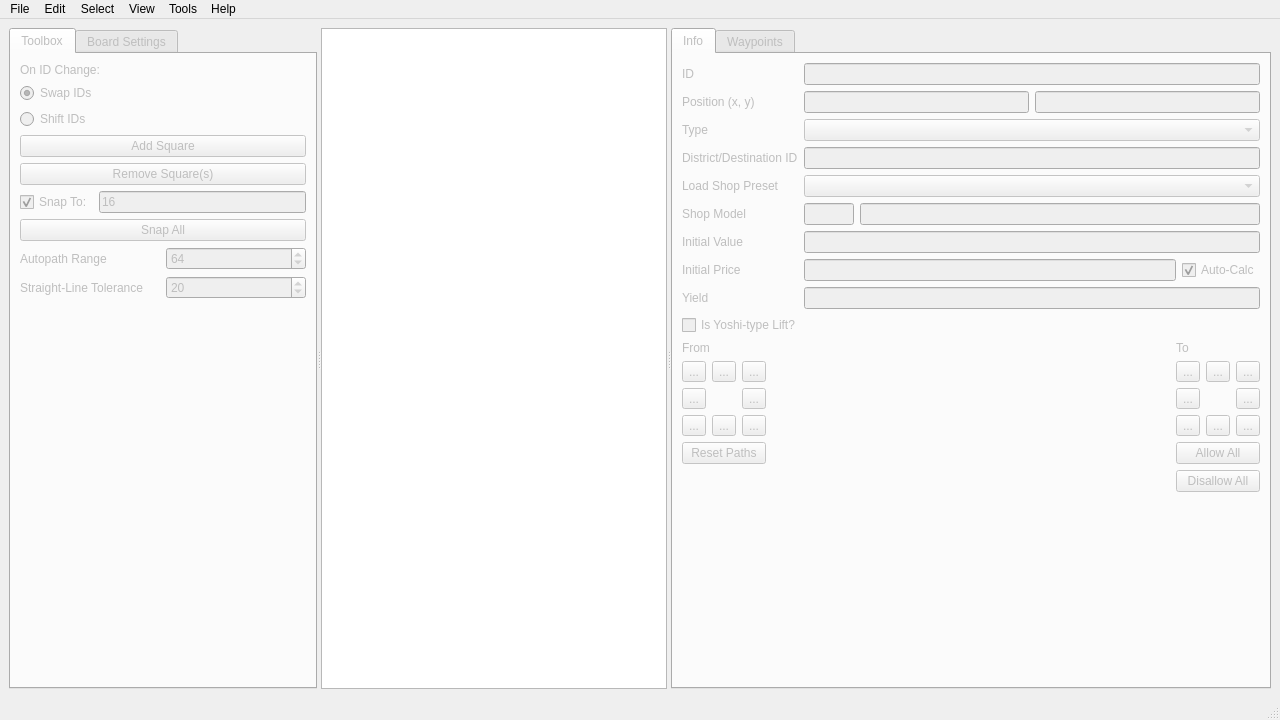
Old version of the form mainwindow.ui in the repository FortuneStreetModding/fortune-avenue-qt.
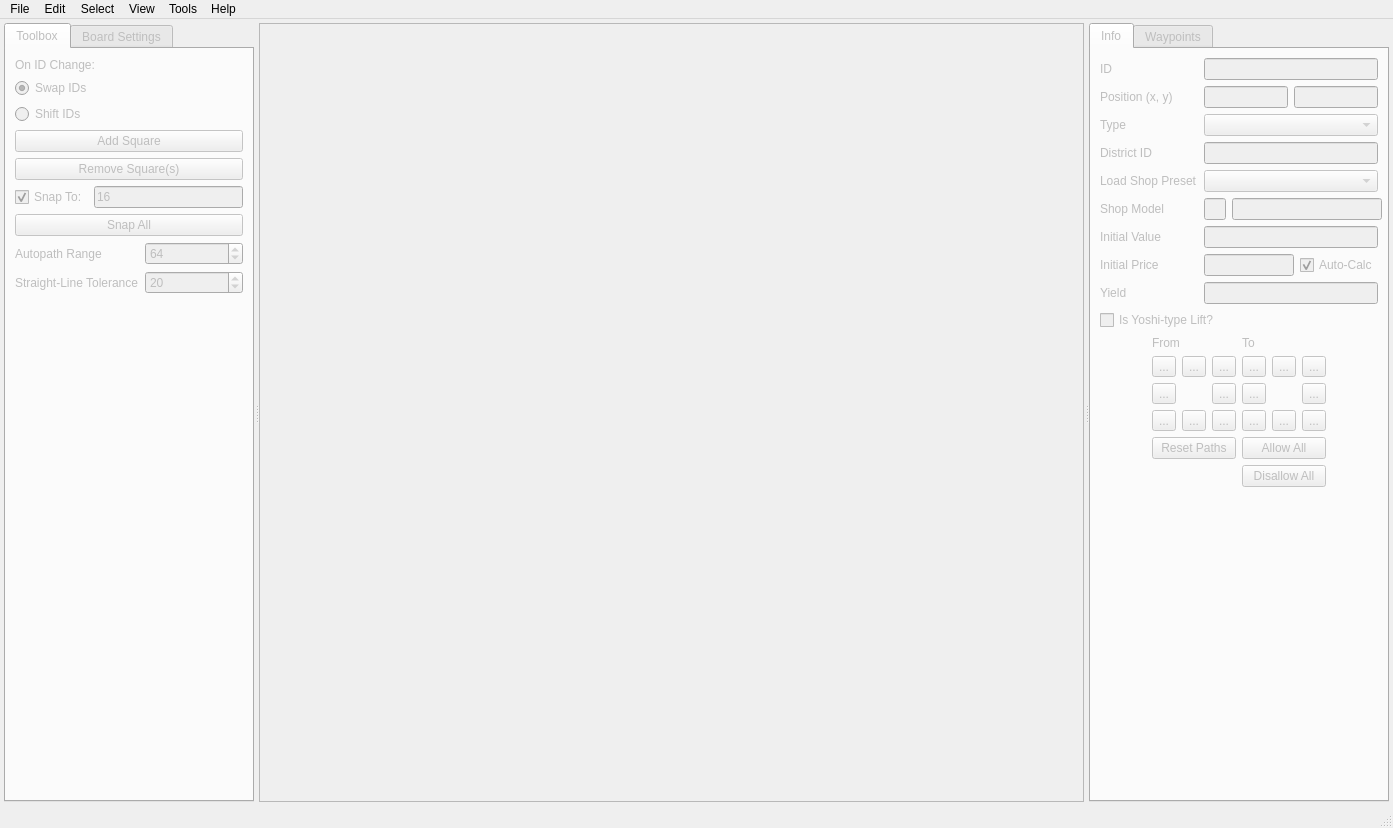
New version of the form. Icons and pictures are not drawn.

```diff
--- a/mainwindow.ui
+++ b/mainwindow.ui
@@ -6,39 +6,69 @@
    <rect>
     <x>0</x>
     <y>0</y>
-    <width>1280</width>
-    <height>720</height>
+    <width>1393</width>
+    <height>828</height>
    </rect>
   </property>
+  <property name="sizePolicy">
+   <sizepolicy hsizetype="Preferred" vsizetype="MinimumExpanding">
+    <horstretch>0</horstretch>
+    <verstretch>0</verstretch>
+   </sizepolicy>
+  </property>
   <property name="windowTitle">
    <string>Fortune Avenue[*]</string>
   </property>
   <widget class="QWidget" name="centralwidget">
+   <property name="minimumSize">
+    <size>
+     <width>0</width>
+     <height>0</height>
+    </size>
+   </property>
    <layout class="QHBoxLayout" name="horizontalLayout">
+    <property name="leftMargin">
+     <number>4</number>
+    </property>
+    <property name="topMargin">
+     <number>4</number>
+    </property>
+    <property name="rightMargin">
+     <number>4</number>
+    </property>
+    <property name="bottomMargin">
+     <number>4</number>
+    </property>
     <item>
      <widget class="QSplitter" name="splitter">
+      <property name="autoFillBackground">
+       <bool>false</bool>
+      </property>
       <property name="orientation">
        <enum>Qt::Horizontal</enum>
       </property>
+      <property name="handleWidth">
+       <number>5</number>
+      </property>
       <widget class="QTabWidget" name="boardEdit">
        <property name="enabled">
         <bool>false</bool>
        </property>
        <property name="sizePolicy">
-        <sizepolicy hsizetype="Preferred" vsizetype="Preferred">
+        <sizepolicy hsizetype="Minimum" vsizetype="Preferred">
          <horstretch>0</horstretch>
          <verstretch>0</verstretch>
         </sizepolicy>
        </property>
        <property name="minimumSize">
         <size>
-         <width>170</width>
+         <width>250</width>
          <height>0</height>
         </size>
        </property>
        <property name="maximumSize">
         <size>
-         <width>16777215</width>
+         <width>600</width>
          <height>16777215</height>
         </size>
        </property>
@@ -326,6 +356,36 @@
        </widget>
       </widget>
       <widget class="QGraphicsView" name="graphicsView">
+       <property name="enabled">
+        <bool>false</bool>
+       </property>
+       <property name="sizePolicy">
+        <sizepolicy hsizetype="Maximum" vsizetype="Expanding">
+         <horstretch>0</horstretch>
+         <verstretch>0</verstretch>
+        </sizepolicy>
+       </property>
+       <property name="minimumSize">
+        <size>
+         <width>825</width>
+         <height>0</height>
+        </size>
+       </property>
+       <property name="autoFillBackground">
+        <bool>false</bool>
+       </property>
+       <property name="frameShape">
+        <enum>QFrame::StyledPanel</enum>
+       </property>
+       <property name="frameShadow">
+        <enum>QFrame::Sunken</enum>
+       </property>
+       <property name="lineWidth">
+        <number>1</number>
+       </property>
+       <property name="sizeAdjustPolicy">
+        <enum>QAbstractScrollArea::AdjustToContents</enum>
+       </property>
        <property name="dragMode">
         <enum>QGraphicsView::RubberBandDrag</enum>
        </property>
@@ -335,11 +395,23 @@
         <bool>false</bool>
        </property>
        <property name="sizePolicy">
-        <sizepolicy hsizetype="Preferred" vsizetype="Preferred">
+        <sizepolicy hsizetype="Minimum" vsizetype="Preferred">
          <horstretch>0</horstretch>
          <verstretch>0</verstretch>
         </sizepolicy>
        </property>
+       <property name="minimumSize">
+        <size>
+         <width>300</width>
+         <height>0</height>
+        </size>
+       </property>
+       <property name="maximumSize">
+        <size>
+         <width>600</width>
+         <height>16777215</height>
+        </size>
+       </property>
        <property name="currentIndex">
         <number>0</number>
        </property>
@@ -351,7 +423,7 @@
          <item row="6" column="0">
           <widget class="QLabel" name="districtDestinationIdLabel">
            <property name="text">
-            <string>District/Destination ID</string>
+            <string>District ID</string>
            </property>
           </widget>
          </item>
@@ -377,6 +449,9 @@
            <property name="enabled">
             <bool>false</bool>
            </property>
+           <property name="readOnly">
+            <bool>true</bool>
+           </property>
           </widget>
          </item>
          <item row="4" column="0">
@@ -469,6 +544,12 @@
                <height>0</height>
               </size>
              </property>
+             <property name="dragEnabled">
+              <bool>false</bool>
+             </property>
+             <property name="readOnly">
+              <bool>true</bool>
+             </property>
             </widget>
            </item>
           </layout>
@@ -514,8 +595,11 @@
             <property name="bottomMargin">
              <number>0</number>
             </property>
-            <item row="1" column="0">
-             <widget class="QToolButton" name="from_northwest">
+            <item row="1" column="6">
+             <widget class="QToolButton" name="to_northeast">
+              <property name="enabled">
+               <bool>false</bool>
+              </property>
               <property name="text">
                <string>...</string>
               </property>
@@ -532,13 +616,63 @@
               </attribute>
              </widget>
             </item>
-            <item row="0" column="0" colspan="3">
+            <item row="0" column="4" colspan="3">
+             <widget class="QLabel" name="label_24">
+              <property name="text">
+               <string>To</string>
+              </property>
+             </widget>
+            </item>
+            <item row="0" column="1" colspan="3">
              <widget class="QLabel" name="label_23">
               <property name="text">
                <string>From</string>
               </property>
              </widget>
             </item>
+            <item row="4" column="4" colspan="3">
+             <widget class="QPushButton" name="allowAll">
+              <property name="text">
+               <string>Allow All</string>
+              </property>
+             </widget>
+            </item>
+            <item row="3" column="2">
+             <widget class="QToolButton" name="from_south">
+              <property name="text">
+               <string>...</string>
+              </property>
+              <property name="icon">
+               <iconset resource="fortune-avenue.qrc">
+                <normaloff>:/buttonicons/arrow_north.svg</normaloff>
+                <normalon>:/buttonicons/arrow_north_green.svg</normalon>:/buttonicons/arrow_north.svg</iconset>
+              </property>
+              <property name="checkable">
+               <bool>true</bool>
+              </property>
+              <attribute name="buttonGroup">
+               <string notr="true">fromButtons</string>
+              </attribute>
+             </widget>
+            </item>
+            <item row="3" column="3">
+             <widget class="QToolButton" name="from_southeast">
+              <property name="text">
+               <string>...</string>
+              </property>
+              <property name="icon">
+               <iconset resource="fortune-avenue.qrc">
+                <normaloff>:/buttonicons/arrow_northwest.svg</normaloff>
+                <normalon>:/buttonicons/arrow_northwest_green.svg</normalon>:/buttonicons/arrow_northwest.svg</iconset>
+              </property>
+              <property name="checkable">
+               <bool>true</bool>
+              </property>
+              <attribute name="buttonGroup">
+               <string notr="true">fromButtons</string>
+              </attribute>
+             </widget>
+            </item>
             <item row="1" column="5">
              <widget class="QToolButton" name="to_north">
               <property name="enabled">
@@ -560,8 +694,11 @@
               </attribute>
              </widget>
             </item>
-            <item row="2" column="2">
-             <widget class="QToolButton" name="from_east">
+            <item row="3" column="4">
+             <widget class="QToolButton" name="to_southwest">
+              <property name="enabled">
+               <bool>false</bool>
+              </property>
               <property name="text">
                <string>...</string>
               </property>
@@ -578,7 +715,7 @@
               </attribute>
              </widget>
             </item>
-            <item row="1" column="2">
+            <item row="1" column="3">
              <widget class="QToolButton" name="from_northeast">
               <property name="text">
                <string>...</string>
@@ -596,6 +733,63 @@
               </attribute>
              </widget>
             </item>
+            <item row="2" column="3">
+             <widget class="QToolButton" name="from_east">
+              <property name="text">
+               <string>...</string>
+              </property>
+              <property name="icon">
+               <iconset resource="fortune-avenue.qrc">
+                <normaloff>:/buttonicons/arrow_west.svg</normaloff>
+                <normalon>:/buttonicons/arrow_west_green.svg</normalon>:/buttonicons/arrow_west.svg</iconset>
+              </property>
+              <property name="checkable">
+               <bool>true</bool>
+              </property>
+              <attribute name="buttonGroup">
+               <string notr="true">fromButtons</string>
+              </attribute>
+             </widget>
+            </item>
+            <item row="2" column="1">
+             <widget class="QToolButton" name="from_west">
+              <property name="text">
+               <string>...</string>
+              </property>
+              <property name="icon">
+               <iconset resource="fortune-avenue.qrc">
+                <normaloff>:/buttonicons/arrow_east.svg</normaloff>
+                <normalon>:/buttonicons/arrow_east_green.svg</normalon>:/buttonicons/arrow_east.svg</iconset>
+              </property>
+              <property name="checkable">
+               <bool>true</bool>
+              </property>
+              <attribute name="buttonGroup">
+               <string notr="true">fromButtons</string>
+              </attribute>
+             </widget>
+            </item>
+            <item row="2" column="6">
+             <widget class="QToolButton" name="to_east">
+              <property name="enabled">
+               <bool>false</bool>
+              </property>
+              <property name="text">
+               <string>...</string>
+              </property>
+              <property name="icon">
+               <iconset resource="fortune-avenue.qrc">
+                <normaloff>:/buttonicons/arrow_east_red.svg</normaloff>
+                <normalon>:/buttonicons/arrow_east_green.svg</normalon>:/buttonicons/arrow_east_red.svg</iconset>
+              </property>
+              <property name="checkable">
+               <bool>true</bool>
+              </property>
+              <attribute name="buttonGroup">
+               <string notr="true">toButtons</string>
+              </attribute>
+             </widget>
+            </item>
             <item row="1" column="4">
              <widget class="QToolButton" name="to_northwest">
               <property name="enabled">
@@ -617,15 +811,8 @@
               </attribute>
              </widget>
             </item>
-            <item row="4" column="4" colspan="3">
-             <widget class="QPushButton" name="allowAll">
-              <property name="text">
-               <string>Allow All</string>
-              </property>
-             </widget>
-            </item>
-            <item row="3" column="2">
-             <widget class="QToolButton" name="from_southeast">
+            <item row="3" column="1">
+             <widget class="QToolButton" name="from_southwest">
               <property name="text">
                <string>...</string>
               </property>
@@ -642,6 +829,26 @@
               </attribute>
              </widget>
             </item>
+            <item row="4" column="1" colspan="3">
+             <widget class="QPushButton" name="resetPaths">
+              <property name="text">
+               <string>Reset Paths</string>
+              </property>
+             </widget>
+            </item>
+            <item row="3" column="0">
+             <spacer name="horizontalSpacer">
+              <property name="orientation">
+               <enum>Qt::Horizontal</enum>
+              </property>
+              <property name="sizeHint" stdset="0">
+               <size>
+                <width>40</width>
+                <height>20</height>
+               </size>
+              </property>
+             </spacer>
+            </item>
             <item row="2" column="4">
              <widget class="QToolButton" name="to_west">
               <property name="enabled">
@@ -664,6 +871,45 @@
              </widget>
             </item>
             <item row="1" column="1">
+             <widget class="QToolButton" name="from_northwest">
+              <property name="text">
+               <string>...</string>
+              </property>
+              <property name="icon">
+               <iconset resource="fortune-avenue.qrc">
+                <normaloff>:/buttonicons/arrow_southeast.svg</normaloff>
+                <normalon>:/buttonicons/arrow_southeast_green.svg</normalon>:/buttonicons/arrow_southeast.svg</iconset>
+              </property>
+              <property name="checkable">
+               <bool>true</bool>
+              </property>
+              <attribute name="buttonGroup">
+               <string notr="true">fromButtons</string>
+              </attribute>
+             </widget>
+            </item>
+            <item row="3" column="5">
+             <widget class="QToolButton" name="to_south">
+              <property name="enabled">
+               <bool>false</bool>
+              </property>
+              <property name="text">
+               <string>...</string>
+              </property>
+              <property name="icon">
+               <iconset resource="fortune-avenue.qrc">
+                <normaloff>:/buttonicons/arrow_south_red.svg</normaloff>
+                <normalon>:/buttonicons/arrow_south_green.svg</normalon>:/buttonicons/arrow_south_red.svg</iconset>
+              </property>
+              <property name="checkable">
+               <bool>true</bool>
+              </property>
+              <attribute name="buttonGroup">
+               <string notr="true">toButtons</string>
+              </attribute>
+             </widget>
+            </item>
+            <item row="1" column="2">
              <widget class="QToolButton" name="from_north">
               <property name="text">
                <string>...</string>
@@ -681,41 +927,6 @@
               </attribute>
              </widget>
             </item>
-            <item row="2" column="6">
-             <widget class="QToolButton" name="to_east">
-              <property name="enabled">
-               <bool>false</bool>
-              </property>
-              <property name="text">
-               <string>...</string>
-              </property>
-              <property name="icon">
-               <iconset resource="fortune-avenue-port.qrc">
-                <normaloff>:/buttonicons/arrow_east_red.svg</normaloff>
-                <normalon>:/buttonicons/arrow_east_green.svg</normalon>:/buttonicons/arrow_east_red.svg</iconset>
-              </property>
-              <property name="checkable">
-               <bool>true</bool>
-              </property>
-              <attribute name="buttonGroup">
-               <string notr="true">toButtons</string>
-              </attribute>
-             </widget>
-            </item>
-            <item row="4" column="0" colspan="3">
-             <widget class="QPushButton" name="resetPaths">
-              <property name="text">
-               <string>Reset Paths</string>
-              </property>
-             </widget>
-            </item>
-            <item row="0" column="4" colspan="3">
-             <widget class="QLabel" name="label_24">
-              <property name="text">
-               <string>To</string>
-              </property>
-             </widget>
-            </item>
             <item row="3" column="6">
              <widget class="QToolButton" name="to_southeast">
               <property name="enabled">
@@ -737,136 +948,6 @@
               </attribute>
              </widget>
             </item>
-            <item row="2" column="0">
-             <widget class="QToolButton" name="from_west">
-              <property name="text">
-               <string>...</string>
-              </property>
-              <property name="icon">
-               <iconset resource="fortune-avenue-port.qrc">
-                <normaloff>:/buttonicons/arrow_east.svg</normaloff>
-                <normalon>:/buttonicons/arrow_east_green.svg</normalon>:/buttonicons/arrow_east.svg</iconset>
-              </property>
-              <property name="checkable">
-               <bool>true</bool>
-              </property>
-              <attribute name="buttonGroup">
-               <string notr="true">fromButtons</string>
-              </attribute>
-             </widget>
-            </item>
-            <item row="3" column="1">
-             <widget class="QToolButton" name="from_south">
-              <property name="text">
-               <string>...</string>
-              </property>
-              <property name="icon">
-               <iconset resource="fortune-avenue-port.qrc">
-                <normaloff>:/buttonicons/arrow_north.svg</normaloff>
-                <normalon>:/buttonicons/arrow_north_green.svg</normalon>:/buttonicons/arrow_north.svg</iconset>
-              </property>
-              <property name="checkable">
-               <bool>true</bool>
-              </property>
-              <attribute name="buttonGroup">
-               <string notr="true">fromButtons</string>
-              </attribute>
-             </widget>
-            </item>
-            <item row="1" column="3">
-             <spacer name="horizontalSpacer">
-              <property name="orientation">
-               <enum>Qt::Horizontal</enum>
-              </property>
-              <property name="sizeHint" stdset="0">
-               <size>
-                <width>40</width>
-                <height>20</height>
-               </size>
-              </property>
-             </spacer>
-            </item>
-            <item row="1" column="6">
-             <widget class="QToolButton" name="to_northeast">
-              <property name="enabled">
-               <bool>false</bool>
-              </property>
-              <property name="text">
-               <string>...</string>
-              </property>
-              <property name="icon">
-               <iconset resource="fortune-avenue-port.qrc">
-                <normaloff>:/buttonicons/arrow_northeast_red.svg</normaloff>
-                <normalon>:/buttonicons/arrow_northeast_green.svg</normalon>:/buttonicons/arrow_northeast_red.svg</iconset>
-              </property>
-              <property name="checkable">
-               <bool>true</bool>
-              </property>
-              <attribute name="buttonGroup">
-               <string notr="true">toButtons</string>
-              </attribute>
-             </widget>
-            </item>
-            <item row="3" column="4">
-             <widget class="QToolButton" name="to_southwest">
-              <property name="enabled">
-               <bool>false</bool>
-              </property>
-              <property name="text">
-               <string>...</string>
-              </property>
-              <property name="icon">
-               <iconset resource="fortune-avenue-port.qrc">
-                <normaloff>:/buttonicons/arrow_southwest_red.svg</normaloff>
-                <normalon>:/buttonicons/arrow_southwest_green.svg</normalon>:/buttonicons/arrow_southwest_red.svg</iconset>
-              </property>
-              <property name="checkable">
-               <bool>true</bool>
-              </property>
-              <attribute name="buttonGroup">
-               <string notr="true">toButtons</string>
-              </attribute>
-             </widget>
-            </item>
-            <item row="3" column="0">
-             <widget class="QToolButton" name="from_southwest">
-              <property name="text">
-               <string>...</string>
-              </property>
-              <property name="icon">
-               <iconset resource="fortune-avenue-port.qrc">
-                <normaloff>:/buttonicons/arrow_northeast.svg</normaloff>
-                <normalon>:/buttonicons/arrow_northeast_green.svg</normalon>:/buttonicons/arrow_northeast.svg</iconset>
-              </property>
-              <property name="checkable">
-               <bool>true</bool>
-              </property>
-              <attribute name="buttonGroup">
-               <string notr="true">fromButtons</string>
-              </attribute>
-             </widget>
-            </item>
-            <item row="3" column="5">
-             <widget class="QToolButton" name="to_south">
-              <property name="enabled">
-               <bool>false</bool>
-              </property>
-              <property name="text">
-               <string>...</string>
-              </property>
-              <property name="icon">
-               <iconset resource="fortune-avenue-port.qrc">
-                <normaloff>:/buttonicons/arrow_south_red.svg</normaloff>
-                <normalon>:/buttonicons/arrow_south_green.svg</normalon>:/buttonicons/arrow_south_red.svg</iconset>
-              </property>
-              <property name="checkable">
-               <bool>true</bool>
-              </property>
-              <attribute name="buttonGroup">
-               <string notr="true">toButtons</string>
-              </attribute>
-             </widget>
-            </item>
             <item row="5" column="4" colspan="3">
              <widget class="QPushButton" name="disallowAll">
               <property name="text">
@@ -874,6 +955,19 @@
               </property>
              </widget>
             </item>
+            <item row="2" column="7">
+             <spacer name="horizontalSpacer_4">
+              <property name="orientation">
+               <enum>Qt::Horizontal</enum>
+              </property>
+              <property name="sizeHint" stdset="0">
+               <size>
+                <width>40</width>
+                <height>20</height>
+               </size>
+              </property>
+             </spacer>
+            </item>
            </layout>
           </widget>
          </item>
@@ -1295,8 +1389,8 @@
     <rect>
      <x>0</x>
      <y>0</y>
-     <width>1280</width>
-     <height>22</height>
+     <width>1393</width>
+     <height>27</height>
     </rect>
    </property>
    <widget class="QMenu" name="menuFile">
```
Left out of the diff: 84 changed lines with no effect on the pictures.
